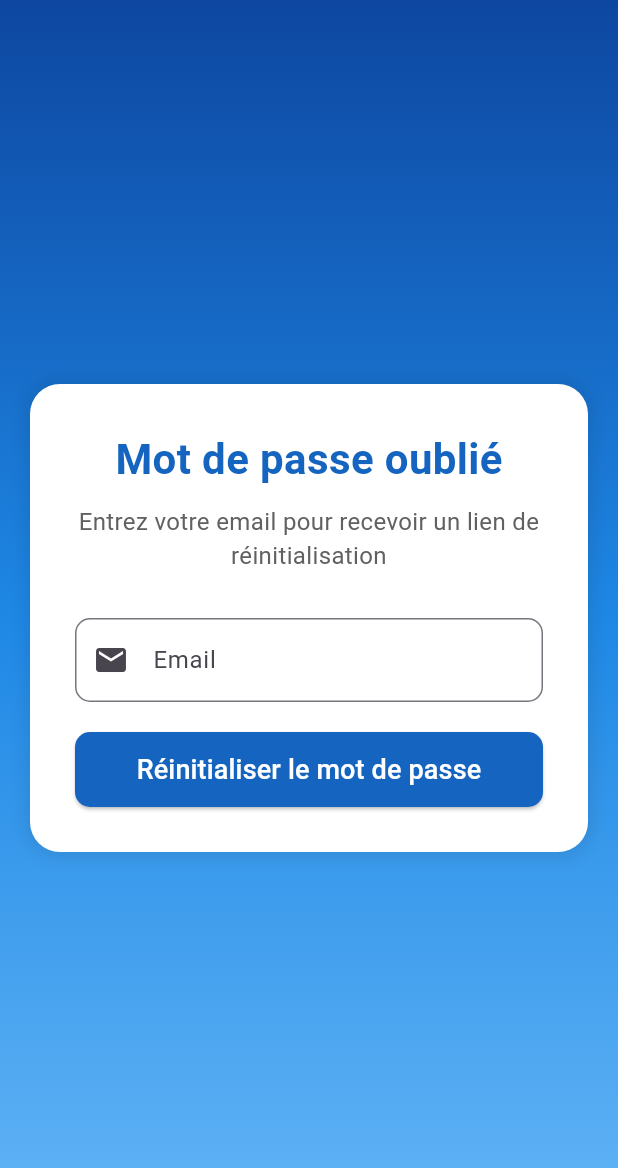
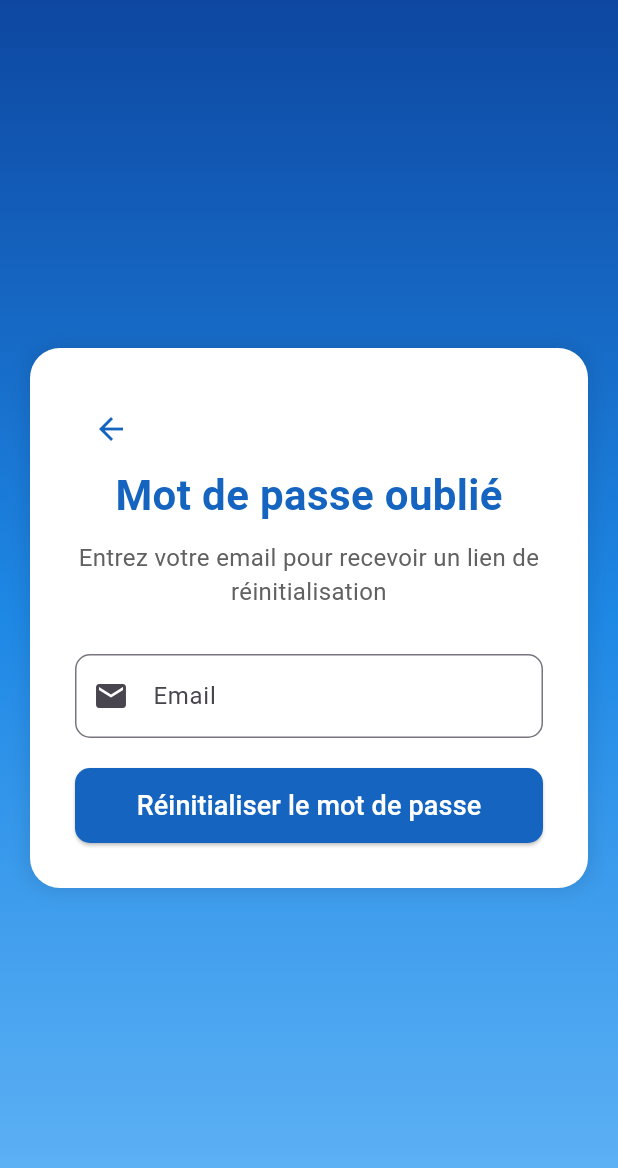
Before and after one commit to NOUTAILAA/OCR-OPENCV-Flutter, a Flutter app: the ForgotPasswordScreen screen opened directly, on a phone screen of 412 x 824 dp. Shown: the top 1168 px of the screen. Run offline on Flutter 3.47's test engine with Material 3 defaults, Android fonts, the phone set to English and light mode, and no system bars; our stand-ins replace fluttertoast, image_picker.

Commit message:
add back forgot_pssword

```diff
--- a/lib/screens/forgot_password_screen.dart
+++ b/lib/screens/forgot_password_screen.dart
@@ -55,6 +55,15 @@ class _ForgotPasswordScreenState extends State<ForgotPasswordScreen> {
               child: Column(
                 mainAxisSize: MainAxisSize.min,
                 children: [
+                  Row(
+                    mainAxisAlignment: MainAxisAlignment.start,
+                    children: [
+                      IconButton(
+                        icon: Icon(Icons.arrow_back, color: Colors.blue.shade800),
+                        onPressed: () => Navigator.pop(context),
+                      ),
+                    ],
+                  ),
                   Text(
                     "Mot de passe oublié",
                     style: TextStyle(
```
